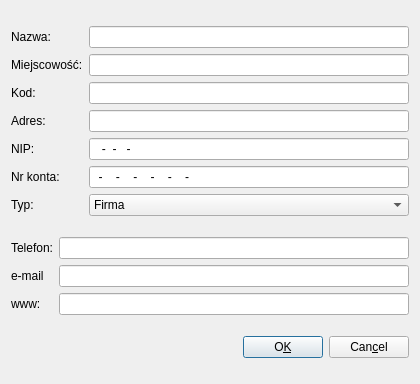
Old version of the form Kontrahenci.ui in the repository juliagoda/qfaktury.
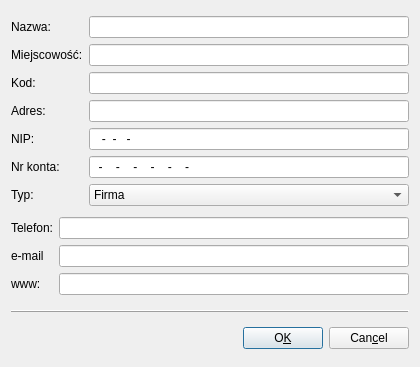
New version of the form.

What changed in the file:
```diff
--- a/Kontrahenci.ui
+++ b/Kontrahenci.ui
@@ -6,105 +6,14 @@
     <x>0</x>
     <y>0</y>
     <width>420</width>
-    <height>384</height>
+    <height>367</height>
    </rect>
   </property>
   <property name="windowTitle" >
    <string>Dodaj kontrahenta</string>
   </property>
-  <layout class="QGridLayout" >
-   <item row="2" column="0" >
-    <layout class="QHBoxLayout" >
-     <item>
-      <spacer>
-       <property name="orientation" >
-        <enum>Qt::Horizontal</enum>
-       </property>
-       <property name="sizeType" >
-        <enum>QSizePolicy::Expanding</enum>
-       </property>
-       <property name="sizeHint" >
-        <size>
-         <width>40</width>
-         <height>20</height>
-        </size>
-       </property>
-      </spacer>
-     </item>
-     <item>
-      <widget class="QPushButton" name="okButton" >
-       <property name="text" >
-        <string>O&amp;K</string>
-       </property>
-       <property name="shortcut" >
-        <string>Alt+K</string>
-       </property>
-      </widget>
-     </item>
-     <item>
-      <widget class="QPushButton" name="cancelButton" >
-       <property name="text" >
-        <string>Can&amp;cel</string>
-       </property>
-       <property name="shortcut" >
-        <string>Alt+C</string>
-       </property>
-      </widget>
-     </item>
-    </layout>
-   </item>
-   <item row="1" column="0" >
-    <layout class="QHBoxLayout" >
-     <item>
-      <layout class="QVBoxLayout" >
-       <item>
-        <widget class="QLabel" name="textLabel5_2" >
-         <property name="text" >
-          <string>Telefon:</string>
-         </property>
-         <property name="wordWrap" >
-          <bool>false</bool>
-         </property>
-        </widget>
-       </item>
-       <item>
-        <widget class="QLabel" name="textLabel5_2_2" >
-         <property name="text" >
-          <string>e-mail</string>
-         </property>
-         <property name="wordWrap" >
-          <bool>false</bool>
-         </property>
-        </widget>
-       </item>
-       <item>
-        <widget class="QLabel" name="textLabel5_2_2_2" >
-         <property name="text" >
-          <string>www:</string>
-         </property>
-         <property name="wordWrap" >
-          <bool>false</bool>
-         </property>
-        </widget>
-       </item>
-      </layout>
-     </item>
-     <item>
-      <layout class="QVBoxLayout" >
-       <item>
-        <widget class="QLineEdit" name="telefonEdit" />
-       </item>
-       <item>
-        <widget class="QLineEdit" name="emailEdit" />
-       </item>
-       <item>
-        <widget class="QLineEdit" name="wwwEdit" />
-       </item>
-      </layout>
-     </item>
-    </layout>
-   </item>
-   <item row="0" column="0" >
+  <layout class="QVBoxLayout" name="verticalLayout" >
+   <item>
     <layout class="QHBoxLayout" >
      <item>
       <layout class="QVBoxLayout" >
@@ -226,6 +135,114 @@
      </item>
     </layout>
    </item>
+   <item>
+    <layout class="QHBoxLayout" >
+     <item>
+      <layout class="QVBoxLayout" >
+       <item>
+        <widget class="QLabel" name="textLabel5_2" >
+         <property name="text" >
+          <string>Telefon:</string>
+         </property>
+         <property name="wordWrap" >
+          <bool>false</bool>
+         </property>
+        </widget>
+       </item>
+       <item>
+        <widget class="QLabel" name="textLabel5_2_2" >
+         <property name="text" >
+          <string>e-mail</string>
+         </property>
+         <property name="wordWrap" >
+          <bool>false</bool>
+         </property>
+        </widget>
+       </item>
+       <item>
+        <widget class="QLabel" name="textLabel5_2_2_2" >
+         <property name="text" >
+          <string>www:</string>
+         </property>
+         <property name="wordWrap" >
+          <bool>false</bool>
+         </property>
+        </widget>
+       </item>
+      </layout>
+     </item>
+     <item>
+      <layout class="QVBoxLayout" >
+       <item>
+        <widget class="QLineEdit" name="telefonEdit" />
+       </item>
+       <item>
+        <widget class="QLineEdit" name="emailEdit" />
+       </item>
+       <item>
+        <widget class="QLineEdit" name="wwwEdit" />
+       </item>
+      </layout>
+     </item>
+    </layout>
+   </item>
+   <item>
+    <widget class="QFrame" name="frame" >
+     <property name="maximumSize" >
+      <size>
+       <width>16777215</width>
+       <height>10</height>
+      </size>
+     </property>
+     <property name="frameShape" >
+      <enum>QFrame::HLine</enum>
+     </property>
+     <property name="frameShadow" >
+      <enum>QFrame::Raised</enum>
+     </property>
+     <layout class="QGridLayout" name="gridLayout" />
+    </widget>
+   </item>
+   <item>
+    <layout class="QHBoxLayout" >
+     <item>
+      <spacer>
+       <property name="orientation" >
+        <enum>Qt::Horizontal</enum>
+       </property>
+       <property name="sizeType" >
+        <enum>QSizePolicy::Expanding</enum>
+       </property>
+       <property name="sizeHint" stdset="0" >
+        <size>
+         <width>40</width>
+         <height>20</height>
+        </size>
+       </property>
+      </spacer>
+     </item>
+     <item>
+      <widget class="QPushButton" name="okButton" >
+       <property name="text" >
+        <string>O&amp;K</string>
+       </property>
+       <property name="shortcut" >
+        <string>Alt+K</string>
+       </property>
+      </widget>
+     </item>
+     <item>
+      <widget class="QPushButton" name="cancelButton" >
+       <property name="text" >
+        <string>Can&amp;cel</string>
+       </property>
+       <property name="shortcut" >
+        <string>Alt+C</string>
+       </property>
+      </widget>
+     </item>
+    </layout>
+   </item>
   </layout>
  </widget>
  <layoutdefault spacing="6" margin="11" />
```
Left out of the diff: 20 changed lines with no effect on the pictures.
